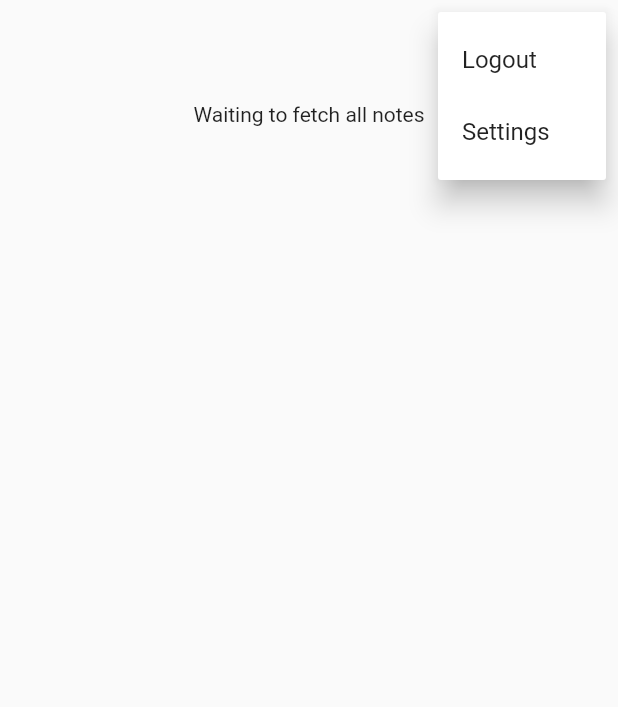
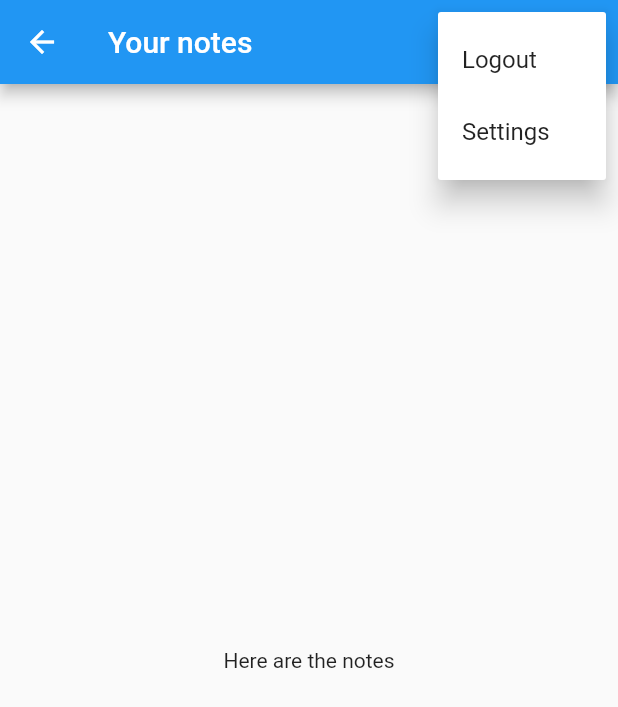
Before and after one commit to skieabad/notes-app, a Flutter app: the NotesScreen screen opened by its route, after a tap on the "more vert" icon, on a phone screen of 412 x 824 dp. Shown: the top 707 px of the screen. Run offline on Flutter 3.47's test engine with Material 2 defaults, Android fonts, the phone set to English and light mode, and no system bars; our stand-ins replace firebase_auth, firebase_core, form_field_validator, sqflite; accounts and stored records are empty.

Commit message:
adjust the ui

```diff
--- a/lib/presentation/screens/notes/notes_screen.dart
+++ b/lib/presentation/screens/notes/notes_screen.dart
@@ -20,31 +20,113 @@ class _NotesScreenState extends State<NotesScreen> {
   @override
   void initState() {
     _notesService = NotesService();
-    _notesService.open();
     super.initState();
-  }
-
-  @override
-  void dispose() {
-    _notesService.close();
-    super.dispose();
   }
 
   @override
   Widget build(BuildContext context) {
     return Scaffold(
-      body: SafeArea(
-        child: Center(
-          child: Column(
-            children: [
-              Align(
-                alignment: Alignment.topRight,
-                child: Row(
-                  mainAxisAlignment: MainAxisAlignment.end,
-                  children: [
+      // body: SafeArea(
+      // child: Center(
+      //   child: Column(
+      //     children: [
+      //       Align(
+      //         alignment: Alignment.topRight,
+      //         child: Row(
+      //           mainAxisAlignment: MainAxisAlignment.end,
+      //           children: [
+      //             IconButton(
+      //               onPressed: () =>
+      //                   Navigator.of(context).pushNamed(newNotesRoute),
+      //               icon: const Icon(Icons.add),
+      //             ),
+      //             PopupMenuButton<MenuAction>(
+      //               onSelected: (value) async {
+      //                 switch (value) {
+      //                   case MenuAction.logout:
+      //                     final logout = await showLogOutDialog(context);
+      //                     if (logout) {
+      //                       await AuthService.firebase().logoutUser();
+      //                       'logout'.log();
+      //                       Navigator.of(context).pushNamedAndRemoveUntil(
+      //                           loginRoute, (route) => false);
+      //                     }
+      //                     break;
+      //                   case MenuAction.settings:
+      //                     break;
+      //                 }
+      //               },
+      //               itemBuilder: (context) => <PopupMenuEntry<MenuAction>>[
+      //                 const PopupMenuItem<MenuAction>(
+      //                   value: MenuAction.logout,
+      //                   child: Text('Logout'),
+      //                 ),
+      //                 const PopupMenuItem<MenuAction>(
+      //                   value: MenuAction.settings,
+      //                   child: Text('Settings'),
+      //                 ),
+      //               ],
+      //             ),
+      //           ],
+      //         ),
+      //       ),
+      //       const SizedBox(
+      //         height: 20,
+      //       ),
+      //       FutureBuilder(
+      //         future: _notesService.getOrCreateUser(email: userEmail),
+      //         builder: (context, snapshot) {
+      //           switch (snapshot.connectionState) {
+      //             case ConnectionState.done:
+      //               return StreamBuilder(
+      //                 stream: _notesService.allNotes,
+      //                 builder: (context, snapshot) {
+      //                   switch (snapshot.connectionState) {
+      //                     // waiting is perfect with stream builder
+      //                     case ConnectionState.waiting:
+      //                     case ConnectionState.active:
+      //                       if (snapshot.hasData) {
+      //                         final allNotes =
+      //                             snapshot.data as List<DatabaseNotes>;
+      //                         return ListView.builder(
+      //                           itemCount: allNotes.length,
+      //                           itemBuilder: (context, index) {
+      //                             final note = allNotes[index];
+      //                             return ListTile(
+      //                               title: Text(
+      //                                 note.text,
+      //                               ),
+      //                             );
+      //                           },
+      //                         );
+      //                       } else {
+      //                         return const Center(
+      //                           child: CircularProgressIndicator(),
+      //                         );
+      //                       }
+      //                     default:
+      //                       return const Center(
+      //                         child: CircularProgressIndicator(),
+      //                       );
+      //                   }
+      //                 },
+      //               );
+      //             default:
+      //               return const Center(
+      //                 child: CircularProgressIndicator(),
+      //               );
+      //           }
+      //         },
+      //       ),
+      //     ],
+      //   ),
+      // ),
+      // ),
+      appBar: AppBar(
+        title: const Text('Your notes'),
+        actions: [
           IconButton(
-                      onPressed: () =>
-                          Navigator.of(context).pushNamed(newNotesRoute),
+            onPressed: () => Navigator.of(context).pushNamed(newNotesRoute),
             icon: const Icon(Icons.add),
           ),
           PopupMenuButton<MenuAction>(
@@ -54,9 +136,8 @@ class _NotesScreenState extends State<NotesScreen> {
                   final logout = await showLogOutDialog(context);
                   if (logout) {
                     await AuthService.firebase().logoutUser();
-                              'logout'.log();
-                              Navigator.of(context).pushNamedAndRemoveUntil(
-                                  loginRoute, (route) => false);
+                    Navigator.of(context)
+                        .pushNamedAndRemoveUntil(loginRoute, (route) => false);
                   }
                   break;
                 case MenuAction.settings:
@@ -76,11 +157,7 @@ class _NotesScreenState extends State<NotesScreen> {
           ),
         ],
       ),
-              ),
-              const SizedBox(
-                height: 20,
-              ),
-              FutureBuilder(
+      body: FutureBuilder(
         future: _notesService.getOrCreateUser(email: userEmail),
         builder: (context, snapshot) {
           switch (snapshot.connectionState) {
@@ -92,11 +169,17 @@ class _NotesScreenState extends State<NotesScreen> {
                     // waiting is perfect with stream builder
                     case ConnectionState.waiting:
                     case ConnectionState.active:
+                      if (snapshot.hasData) {
+                        final allNotes = snapshot.data as List<DatabaseNotes>;
+                        print(allNotes);
                         return const Center(
-                                child: Text(
-                                  'Waiting to fetch all notes',
-                                ),
+                          child: Text('Here are the notes'),
                         );
+                      } else {
+                        return const Center(
+                          child: CircularProgressIndicator(),
+                        );
+                      }
                     default:
                       return const Center(
                         child: CircularProgressIndicator(),
@@ -105,13 +188,11 @@ class _NotesScreenState extends State<NotesScreen> {
                 },
               );
             default:
-                      return const CircularProgressIndicator();
+              return const Center(
+                child: CircularProgressIndicator(),
+              );
           }
         },
-              ),
-            ],
-          ),
-        ),
       ),
     );
   }
```
Lines whose indentation alone changed are shown as unchanged.
